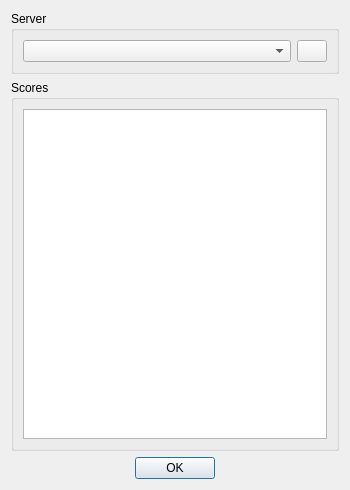
velnias75/NetMauMau-Qt-Client, file src/scoresdialog.ui: the form before one commit.
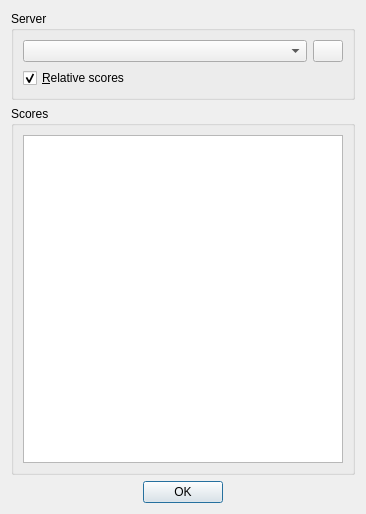
The form after the commit. Icons and pictures are not drawn.

```diff
--- a/src/scoresdialog.ui
+++ b/src/scoresdialog.ui
@@ -6,8 +6,8 @@
    <rect>
     <x>0</x>
     <y>0</y>
-    <width>350</width>
-    <height>490</height>
+    <width>342</width>
+    <height>495</height>
    </rect>
   </property>
   <property name="windowTitle">
@@ -25,7 +25,9 @@
      <property name="title">
       <string>Server</string>
      </property>
-     <layout class="QHBoxLayout" name="horizontalLayout">
+     <layout class="QVBoxLayout" name="verticalLayout_3">
+      <item>
+       <layout class="QHBoxLayout" name="horizontalLayout" stretch="1,0">
       <item>
        <widget class="QComboBox" name="serverCombo">
         <property name="toolTip">
@@ -55,6 +57,21 @@
        </widget>
       </item>
      </layout>
+      </item>
+      <item>
+       <widget class="QCheckBox" name="relativeCheck">
+        <property name="toolTip">
+         <string>Show scores as relative values greater or equal zero</string>
+        </property>
+        <property name="text">
+         <string>&amp;Relative scores</string>
+        </property>
+        <property name="checked">
+         <bool>true</bool>
+        </property>
+       </widget>
+      </item>
+     </layout>
     </widget>
    </item>
    <item>
@@ -65,6 +82,12 @@
      <layout class="QVBoxLayout" name="verticalLayout_2">
       <item>
        <widget class="QTableView" name="scoresView">
+        <property name="minimumSize">
+         <size>
+          <width>320</width>
+          <height>328</height>
+         </size>
+        </property>
         <property name="editTriggers">
          <set>QAbstractItemView::NoEditTriggers</set>
         </property>
```
Left out of the diff: 1 changed line with no effect on the pictures. Lines whose indentation alone changed are shown as unchanged.
